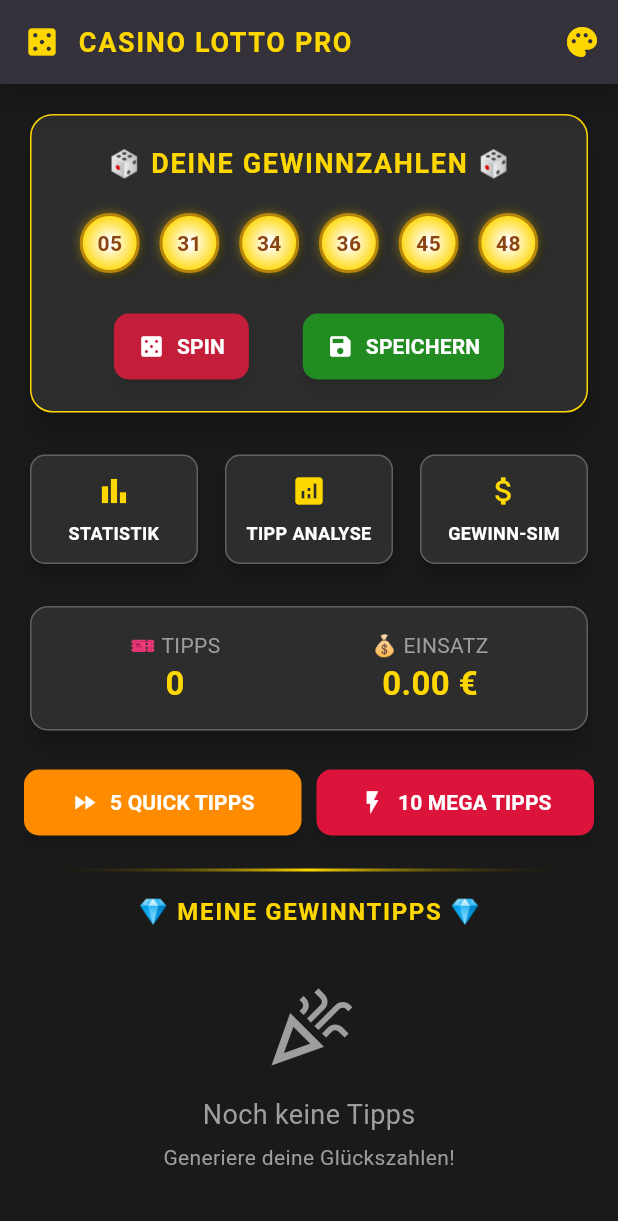
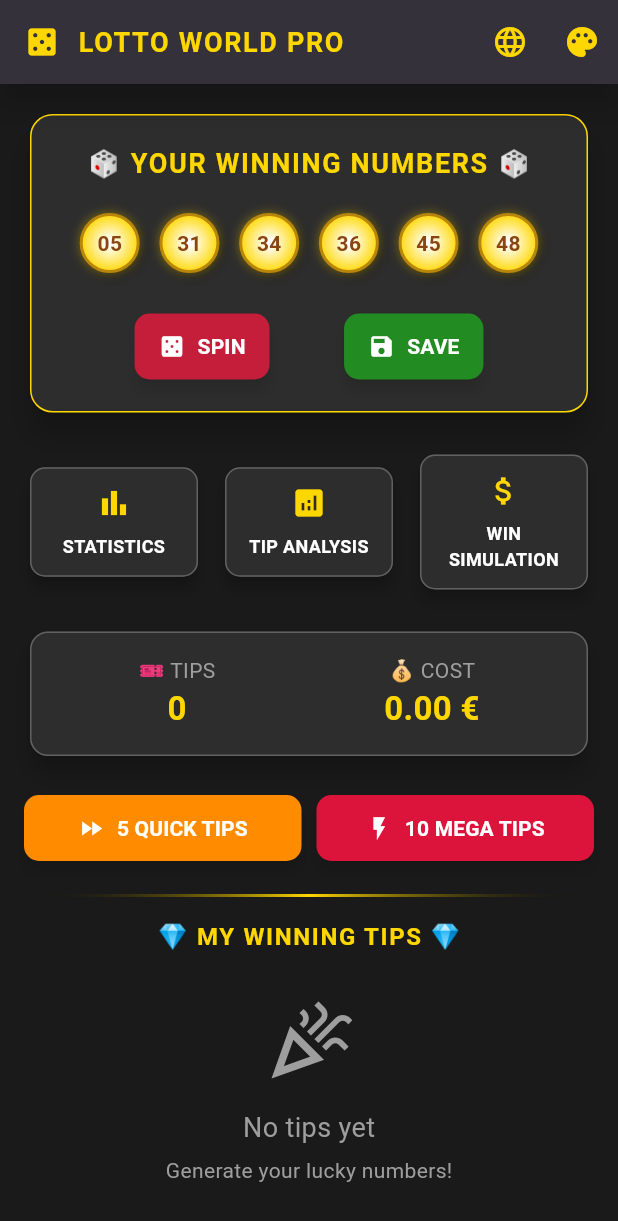
Before and after one commit to funatiker1968-hub/profi_lotto_app, a Flutter app: the screen it shows after launch, after a tap on "SPIN", on a phone screen of 412 x 824 dp. Shown: the top 1221 px of the screen. Run offline on Flutter 3.47's test engine with Material 3 defaults, Android fonts, the phone set to English and light mode, and no system bars; our stand-ins replace shared_preferences.

Commit message:
MODUL 1.2.2: Complete multilingual integration in main.dart with language switcher

```diff
--- a/lib/main.dart
+++ b/lib/main.dart
@@ -1,8 +1,11 @@
 import 'package:flutter/material.dart';
+import 'package:flutter/services.dart';
+import 'package:flutter_localizations/flutter_localizations.dart';
 import 'package:shared_preferences/shared_preferences.dart';
 import 'lotto_service.dart';
 import 'stats_screen.dart';
 import 'tip_analysis_screen.dart';
+import 'l10n/app_localizations.dart';
 
 void main() async {
   WidgetsFlutterBinding.ensureInitialized();
@@ -16,20 +19,41 @@ class SmartLottoApp extends StatefulWidget {
 
 class _SmartLottoAppState extends State<SmartLottoApp> {
   ThemeMode _mode = ThemeMode.system;
+  Locale _locale = const Locale('de'); // Standard: Deutsch
+
+  void _changeLanguage(Locale newLocale) {
+    setState(() {
+      _locale = newLocale;
+    });
+  }
 
   @override
   Widget build(BuildContext context) {
     return MaterialApp(
-      title: 'Smart Lotto Generator',
+      title: 'Lotto World Pro',
       themeMode: _mode,
       theme: ThemeData.light(),
       darkTheme: ThemeData.dark(),
+      locale: _locale,
+      localizationsDelegates: const [
+        AppLocalizations.delegate,
+        GlobalMaterialLocalizations.delegate,
+        GlobalWidgetsLocalizations.delegate,
+        GlobalCupertinoLocalizations.delegate,
+      ],
+      supportedLocales: const [
+        Locale('de'), // Deutsch
+        Locale('en'), // Englisch
+        Locale('tr'), // Türkisch
+      ],
       home: LottoHomeScreen(
         onThemeChanged: (mode) {
           setState(() {
             _mode = mode;
           });
         },
+        onLanguageChanged: _changeLanguage,
+        currentLocale: _locale,
       ),
     );
   }
@@ -37,8 +61,14 @@ class _SmartLottoAppState extends State<SmartLottoApp> {
 
 class LottoHomeScreen extends StatefulWidget {
   final Function(ThemeMode) onThemeChanged;
+  final Function(Locale) onLanguageChanged;
+  final Locale currentLocale;
 
-  const LottoHomeScreen({required this.onThemeChanged});
+  const LottoHomeScreen({
+    required this.onThemeChanged,
+    required this.onLanguageChanged,
+    required this.currentLocale,
+  });
 
   @override
   State<LottoHomeScreen> createState() => _LottoHomeScreenState();
@@ -47,9 +77,7 @@ class LottoHomeScreen extends StatefulWidget {
 class _LottoHomeScreenState extends State<LottoHomeScreen> {
   List<int> _currentNumbers = [];
   List<List<int>> _myTips = [];
-  int _generatedCount = 0;
   double _totalCost = 0.0;
-  int _currentIndex = 0;
 
   @override
   void initState() {
@@ -64,7 +92,6 @@ class _LottoHomeScreenState extends State<LottoHomeScreen> {
   void _generateNumbers() {
     setState(() {
       _currentNumbers = LottoService.generateLottoNumbers();
-      _generatedCount++;
       _totalCost = LottoService.calculateCost(_myTips.length, 1.50);
     });
   }
@@ -75,7 +102,7 @@ class _LottoHomeScreenState extends State<LottoHomeScreen> {
         _myTips.add(List.from(_currentNumbers));
         _totalCost = LottoService.calculateCost(_myTips.length, 1.50);
       });
-      _showSuccessSnackbar('Tipp gespeichert!');
+      _showSuccessSnackbar(AppLocalizations.of(context)!.tipSaved);
     }
   }
 
@@ -84,7 +111,7 @@ class _LottoHomeScreenState extends State<LottoHomeScreen> {
       _myTips.clear();
       _totalCost = 0.0;
     });
-    _showSuccessSnackbar('Alle Tipps gelöscht!');
+    _showSuccessSnackbar(AppLocalizations.of(context)!.allTipsDeleted);
   }
 
   void _generateMultipleTips(int count) {
@@ -93,7 +120,7 @@ class _LottoHomeScreenState extends State<LottoHomeScreen> {
       _myTips.addAll(newTips);
       _totalCost = LottoService.calculateCost(_myTips.length, 1.50);
     });
-    _showSuccessSnackbar('$count Tipps generiert!');
+    _showSuccessSnackbar(AppLocalizations.of(context)!.tipsGenerated);
   }
 
   void _showSuccessSnackbar(String message) {
@@ -116,7 +143,7 @@ class _LottoHomeScreenState extends State<LottoHomeScreen> {
           stops: [0.1, 1.0],
         ),
         borderRadius: BorderRadius.circular(size / 2),
-        border: Border.all(color: Color(0xFFB8860B), width: 2),
+        border: Border.all(color: const Color(0xFFB8860B), width: 2),
         boxShadow: [
           BoxShadow(
             color: Colors.black.withOpacity(0.5),
@@ -124,7 +151,7 @@ class _LottoHomeScreenState extends State<LottoHomeScreen> {
             offset: const Offset(2, 2),
           ),
           BoxShadow(
-            color: Color(0xFFFFD700).withOpacity(0.3),
+            color: const Color(0xFFFFD700).withOpacity(0.3),
             blurRadius: 4,
             spreadRadius: 1,
           ),
@@ -134,7 +161,7 @@ class _LottoHomeScreenState extends State<LottoHomeScreen> {
         child: Text(
           number.toString().padLeft(2, '0'),
           style: TextStyle(
-            color: Color(0xFF8B4513),
+            color: const Color(0xFF8B4513),
             fontWeight: FontWeight.bold,
             fontSize: size * 0.35,
           ),
@@ -149,7 +176,7 @@ class _LottoHomeScreenState extends State<LottoHomeScreen> {
       icon: Icon(icon, color: Colors.white),
       label: Text(
         text,
-        style: TextStyle(
+        style: const TextStyle(
           color: Colors.white,
           fontWeight: FontWeight.bold,
           fontSize: 14,
@@ -172,7 +199,7 @@ class _LottoHomeScreenState extends State<LottoHomeScreen> {
     return Expanded(
       child: Card(
         elevation: 4,
-        color: Color(0xFF2D2D2D),
+        color: const Color(0xFF2D2D2D),
         shape: RoundedRectangleBorder(
           borderRadius: BorderRadius.circular(10),
           side: BorderSide(color: Colors.grey[700]!, width: 1),
@@ -185,7 +212,7 @@ class _LottoHomeScreenState extends State<LottoHomeScreen> {
             child: Column(
               mainAxisAlignment: MainAxisAlignment.center,
               children: [
-                Icon(icon, color: Color(0xFFFFD700), size: 24),
+                Icon(icon, color: const Color(0xFFFFD700), size: 24),
                 const SizedBox(height: 8),
                 Text(
                   title,
@@ -205,6 +232,10 @@ class _LottoHomeScreenState extends State<LottoHomeScreen> {
   }
 
   void _navigateToStats() {
+    if (_myTips.isEmpty) {
+      _showSuccessSnackbar(AppLocalizations.of(context)!.createTipsFirst);
+      return;
+    }
     Navigator.of(context).push(
       MaterialPageRoute(
         builder: (context) => StatsScreen(allTips: _myTips),
@@ -213,6 +244,10 @@ class _LottoHomeScreenState extends State<LottoHomeScreen> {
   }
 
   void _navigateToTipAnalysis() {
+    if (_myTips.isEmpty) {
+      _showSuccessSnackbar(AppLocalizations.of(context)!.createTipsFirst);
+      return;
+    }
     Navigator.of(context).push(
       MaterialPageRoute(
         builder: (context) => TipAnalysisScreen(allTips: _myTips),
@@ -222,7 +257,7 @@ class _LottoHomeScreenState extends State<LottoHomeScreen> {
 
   void _showWinningSimulation() {
     if (_myTips.isEmpty) {
-      _showSuccessSnackbar('Erstelle zuerst einige Tipps!');
+      _showSuccessSnackbar(AppLocalizations.of(context)!.createTipsFirst);
       return;
     }
 
@@ -232,10 +267,10 @@ class _LottoHomeScreenState extends State<LottoHomeScreen> {
     showDialog(
       context: context,
       builder: (context) => AlertDialog(
-        backgroundColor: Color(0xFF2D2D2D),
-        title: const Text(
-          '🎰 GEWINNSIMULATION',
-          style: TextStyle(
+        backgroundColor: const Color(0xFF2D2D2D),
+        title: Text(
+          AppLocalizations.of(context)!.winSimulation,
+          style: const TextStyle(
             color: Color(0xFFFFD700),
             fontWeight: FontWeight.bold,
           ),
@@ -244,23 +279,17 @@ class _LottoHomeScreenState extends State<LottoHomeScreen> {
           mainAxisSize: MainAxisSize.min,
           crossAxisAlignment: CrossAxisAlignment.start,
           children: [
-            _buildSimulationRow('Simulationen:', '10.000'),
-            _buildSimulationRow('Deine Tipps:', '${_myTips.length}'),
-            _buildSimulationRow('Gewinnwahrscheinlichkeit:', '${probability.toStringAsFixed(2)}%'),
-            const SizedBox(height: 16),
-            const Text(
-              'Ergebnisse pro Gewinnklasse:',
-              style: TextStyle(color: Colors.grey, fontWeight: FontWeight.bold),
-            ),
-            ..._buildSimulationResults(simulation['results']),
+            _buildSimulationRow('${AppLocalizations.of(context)!.totalTips}:', '${_myTips.length}'),
+            _buildSimulationRow('Simulations:', '10,000'),
+            _buildSimulationRow('Winning probability:', '${probability.toStringAsFixed(2)}%'),
           ],
         ),
         actions: [
           TextButton(
             onPressed: () => Navigator.of(context).pop(),
-            child: const Text(
-              'SCHLIESSEN',
-              style: TextStyle(color: Color(0xFFFFD700)),
+            child: Text(
+              'OK',
+              style: const TextStyle(color: Color(0xFFFFD700)),
             ),
           ),
         ],
@@ -281,34 +310,62 @@ class _LottoHomeScreenState extends State<LottoHomeScreen> {
     );
   }
 
-  List<Widget> _buildSimulationResults(Map<int, int> results) {
-    final sortedResults = results.entries.toList()
-      ..sort((a, b) => b.key.compareTo(a.key));
+  void _showLanguageDialog() {
+    showDialog(
+      context: context,
+      builder: (context) => AlertDialog(
+        backgroundColor: const Color(0xFF2D2D2D),
+        title: Text(
+          '🌍 ${AppLocalizations.of(context)!.selectTip}',
+          style: const TextStyle(
+            color: Color(0xFFFFD700),
+            fontWeight: FontWeight.bold,
+          ),
+        ),
+        content: Column(
+          mainAxisSize: MainAxisSize.min,
+          children: [
+            _buildLanguageOption('🇩🇪 Deutsch', const Locale('de')),
+            _buildLanguageOption('🇬🇧 English', const Locale('en')),
+            _buildLanguageOption('🇹🇷 Türkçe', const Locale('tr')),
+          ],
+        ),
+      ),
+    );
+  }
 
-    return sortedResults.map((entry) => Padding(
-      padding: const EdgeInsets.symmetric(vertical: 2),
-      child: Row(
-        mainAxisAlignment: MainAxisAlignment.spaceBetween,
-        children: [
-          Text('${entry.key} Richtige:', style: const TextStyle(color: Colors.grey)),
-          Text('${entry.value}x', style: const TextStyle(color: Color(0xFFFFD700))),
-        ],
+  Widget _buildLanguageOption(String label, Locale locale) {
+    final isSelected = widget.currentLocale.languageCode == locale.languageCode;
+    return ListTile(
+      leading: isSelected ? const Icon(Icons.check, color: Color(0xFFFFD700)) : null,
+      title: Text(
+        label,
+        style: TextStyle(
+          color: isSelected ? const Color(0xFFFFD700) : Colors.white,
+          fontWeight: isSelected ? FontWeight.bold : FontWeight.normal,
+        ),
       ),
-    )).toList();
+      onTap: () {
+        widget.onLanguageChanged(locale);
+        Navigator.of(context).pop();
+      },
+    );
   }
 
   @override
   Widget build(BuildContext context) {
+    final l10n = AppLocalizations.of(context)!;
+
     return Scaffold(
-      backgroundColor: Color(0xFF1A1A1A),
+      backgroundColor: const Color(0xFF1A1A1A),
       appBar: AppBar(
-        title: const Row(
+        title: Row(
           children: [
-            Icon(Icons.casino, color: Color(0xFFFFD700)),
-            SizedBox(width: 12),
+            const Icon(Icons.casino, color: Color(0xFFFFD700)),
+            const SizedBox(width: 12),
             Text(
-              'CASINO LOTTO PRO',
-              style: TextStyle(
+              l10n.appTitle,
+              style: const TextStyle(
                 color: Color(0xFFFFD700),
                 fontWeight: FontWeight.bold,
                 fontSize: 18,
@@ -317,17 +374,22 @@ class _LottoHomeScreenState extends State<LottoHomeScreen> {
             ),
           ],
         ),
-        backgroundColor: Color(0xFF2D2D2D),
+        backgroundColor: const Color(0xFF2D2D2D),
         elevation: 8,
         shadowColor: Colors.black.withOpacity(0.8),
         actions: [
+          IconButton(
+            icon: const Icon(Icons.language, color: Color(0xFFFFD700)),
+            onPressed: _showLanguageDialog,
+            tooltip: 'Change Language',
+          ),
           if (_myTips.isNotEmpty) IconButton(
             icon: const Icon(Icons.analytics, color: Color(0xFFFFD700)),
             onPressed: _navigateToStats,
-            tooltip: 'Statistik anzeigen',
+            tooltip: l10n.statistics,
           ),
           PopupMenuButton<String>(
-            icon: Icon(Icons.palette, color: Color(0xFFFFD700)),
+            icon: const Icon(Icons.palette, color: Color(0xFFFFD700)),
             onSelected: (val) {
               ThemeMode newMode;
               if (val == 'light') newMode = ThemeMode.light;
@@ -336,10 +398,10 @@ class _LottoHomeScreenState extends State<LottoHomeScreen> {
 
               widget.onThemeChanged(newMode);
             },
-            itemBuilder: (context) => const [
-              PopupMenuItem(value: 'light', child: Text('Hell')),
-              PopupMenuItem(value: 'dark', child: Text('Dunkel')),
-              PopupMenuItem(value: 'system', child: Text('System')),
+            itemBuilder: (context) => [
+              PopupMenuItem(value: 'light', child: Text(l10n.light)),
+              PopupMenuItem(value: 'dark', child: Text(l10n.dark)),
+              PopupMenuItem(value: 'system', child: Text(l10n.system)),
             ],
           ),
         ],
@@ -350,18 +412,18 @@ class _LottoHomeScreenState extends State<LottoHomeScreen> {
           children: [
             Card(
               elevation: 8,
-              color: Color(0xFF2D2D2D),
+              color: const Color(0xFF2D2D2D),
               shape: RoundedRectangleBorder(
                 borderRadius: BorderRadius.circular(15),
-                side: BorderSide(color: Color(0xFFFFD700), width: 1),
+                side: const BorderSide(color: Color(0xFFFFD700), width: 1),
               ),
               child: Padding(
                 padding: const EdgeInsets.all(20.0),
                 child: Column(
                   children: [
-                    const Text(
-                      '🎲 DEINE GEWINNZAHLEN 🎲',
-                      style: TextStyle(
+                    Text(
+                      '🎲 ${l10n.yourWinningNumbers} 🎲',
+                      style: const TextStyle(
                         fontSize: 18,
                         fontWeight: FontWeight.bold,
                         color: Color(0xFFFFD700),
@@ -370,13 +432,13 @@ class _LottoHomeScreenState extends State<LottoHomeScreen> {
                     ),
                     const SizedBox(height: 20),
                     _currentNumbers.isEmpty
-                        ? const Column(
+                        ? Column(
                             children: [
-                              Icon(Icons.casino_outlined, size: 50, color: Colors.grey),
-                              SizedBox(height: 10),
+                              const Icon(Icons.casino_outlined, size: 50, color: Colors.grey),
+                              const SizedBox(height: 10),
                               Text(
-                                'Drücke "SPIN" um zu starten',
-                                style: TextStyle(fontSize: 16, color: Colors.grey),
+                                l10n.pressSpinToStart,
+                                style: const TextStyle(fontSize: 16, color: Colors.grey),
                               ),
                             ],
                           )
@@ -390,8 +452,8 @@ class _LottoHomeScreenState extends State<LottoHomeScreen> {
                     Row(
                       mainAxisAlignment: MainAxisAlignment.spaceEvenly,
                       children: [
-                        _buildCasinoButton('SPIN', Icons.casino, Color(0xFFC41E3A), _generateNumbers),
-                        _buildCasinoButton('SPEICHERN', Icons.save, Color(0xFF228B22),
+                        _buildCasinoButton(l10n.spin, Icons.casino, const Color(0xFFC41E3A), _generateNumbers),
+                        _buildCasinoButton(l10n.save, Icons.save, const Color(0xFF228B22),
                             _currentNumbers.isEmpty ? () {} : _saveTip,
                             disabled: _currentNumbers.isEmpty),
                       ],
@@ -406,11 +468,11 @@ class _LottoHomeScreenState extends State<LottoHomeScreen> {
             // Navigation zu erweiterten Features
             Row(
               children: [
-                _buildNavigationButton('STATISTIK', Icons.bar_chart, _navigateToStats),
+                _buildNavigationButton(l10n.statistics, Icons.bar_chart, _navigateToStats),
                 const SizedBox(width: 10),
-                _buildNavigationButton('TIPP ANALYSE', Icons.analytics, _navigateToTipAnalysis),
+                _buildNavigationButton(l10n.tipAnalysis, Icons.analytics, _navigateToTipAnalysis),
                 const SizedBox(width: 10),
-                _buildNavigationButton('GEWINN-SIM', Icons.attach_money, _showWinningSimulation),
+                _buildNavigationButton(l10n.winSimulation, Icons.attach_money, _showWinningSimulation),
               ],
             ),
 
@@ -418,7 +480,7 @@ class _LottoHomeScreenState extends State<LottoHomeScreen> {
 
             Card(
               elevation: 6,
-              color: Color(0xFF2D2D2D),
+              color: const Color(0xFF2D2D2D),
               shape: RoundedRectangleBorder(
                 borderRadius: BorderRadius.circular(12),
                 side: BorderSide(color: Colors.grey[700]!, width: 1),
@@ -430,7 +492,7 @@ class _LottoHomeScreenState extends State<LottoHomeScreen> {
                   children: [
                     Column(
                       children: [
-                        const Text('🎫 TIPPS', style: TextStyle(color: Colors.grey)),
+                        Text('🎫 ${l10n.tips}', style: const TextStyle(color: Colors.grey)),
                         Text(
                           '${_myTips.length}',
                           style: const TextStyle(
@@ -443,7 +505,7 @@ class _LottoHomeScreenState extends State<LottoHomeScreen> {
                     ),
                     Column(
                       children: [
-                        const Text('💰 EINSATZ', style: TextStyle(color: Colors.grey)),
+                        Text('💰 ${l10n.cost}', style: const TextStyle(color: Colors.grey)),
                         Text(
                           '${_totalCost.toStringAsFixed(2)} €',
                           style: const TextStyle(
@@ -464,12 +526,12 @@ class _LottoHomeScreenState extends State<LottoHomeScreen> {
             Row(
               children: [
                 Expanded(
-                  child: _buildCasinoButton('5 QUICK TIPPS', Icons.fast_forward, Color(0xFFFF8C00),
+                  child: _buildCasinoButton('5 ${l10n.quickTips}', Icons.fast_forward, const Color(0xFFFF8C00),
                       () => _generateMultipleTips(5)),
                 ),
                 const SizedBox(width: 10),
                 Expanded(
-                  child: _buildCasinoButton('10 MEGA TIPPS', Icons.flash_on, Color(0xFFDC143C),
+                  child: _buildCasinoButton('10 ${l10n.megaTips}', Icons.flash_on, const Color(0xFFDC143C),
                       () => _generateMultipleTips(10)),
                 ),
               ],
@@ -481,16 +543,16 @@ class _LottoHomeScreenState extends State<LottoHomeScreen> {
               height: 2,
               decoration: BoxDecoration(
                 gradient: LinearGradient(
-                  colors: [Colors.transparent, Color(0xFFFFD700), Colors.transparent],
+                  colors: [Colors.transparent, const Color(0xFFFFD700), Colors.transparent],
                 ),
               ),
             ),
 
             const SizedBox(height: 15),
 
-            const Text(
-              '💎 MEINE GEWINNTIPPS 💎',
-              style: TextStyle(
+            Text(
+              '💎 ${l10n.myWinningTips} 💎',
+              style: const TextStyle(
                 fontSize: 16,
                 fontWeight: FontWeight.bold,
                 color: Color(0xFFFFD700),
@@ -501,20 +563,20 @@ class _LottoHomeScreenState extends State<LottoHomeScreen> {
 
             Expanded(
               child: _myTips.isEmpty
-                  ? const Center(
+                  ? Center(
                       child: Column(
                         mainAxisAlignment: MainAxisAlignment.center,
                         children: [
-                          Icon(Icons.celebration_outlined, size: 60, color: Colors.grey),
-                          SizedBox(height: 15),
+                          const Icon(Icons.celebration_outlined, size: 60, color: Colors.grey),
+                          const SizedBox(height: 15),
                           Text(
-                            'Noch keine Tipps',
-                            style: TextStyle(fontSize: 18, color: Colors.grey),
+                            l10n.noTipsYet,
+                            style: const TextStyle(fontSize: 18, color: Colors.grey),
                           ),
-                          SizedBox(height: 5),
+                          const SizedBox(height: 5),
                           Text(
-                            'Generiere deine Glückszahlen!',
-                            style: TextStyle(color: Colors.grey),
+                            l10n.generateLuckyNumbers,
+                            style: const TextStyle(color: Colors.grey),
                           ),
                         ],
                       ),
@@ -525,7 +587,7 @@ class _LottoHomeScreenState extends State<LottoHomeScreen> {
                         final tip = _myTips[index];
                         return Card(
                           margin: const EdgeInsets.symmetric(vertical: 6),
-                          color: Color(0xFF2D2D2D),
+                          color: const Color(0xFF2D2D2D),
                           elevation: 4,
                           shape: RoundedRectangleBorder(
                             borderRadius: BorderRadius.circular(10),
@@ -533,7 +595,7 @@ class _LottoHomeScreenState extends State<LottoHomeScreen> {
                           ),
                           child: ListTile(
                             leading: CircleAvatar(
-                              backgroundColor: Color(0xFFFFD700),
+                              backgroundColor: const Color(0xFFFFD700),
                               child: Text(
                                 '${index + 1}',
                                 style: const TextStyle(
```
